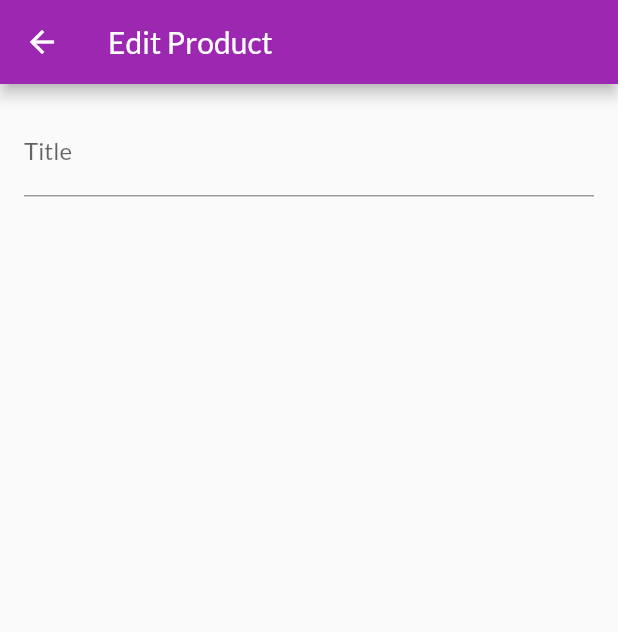
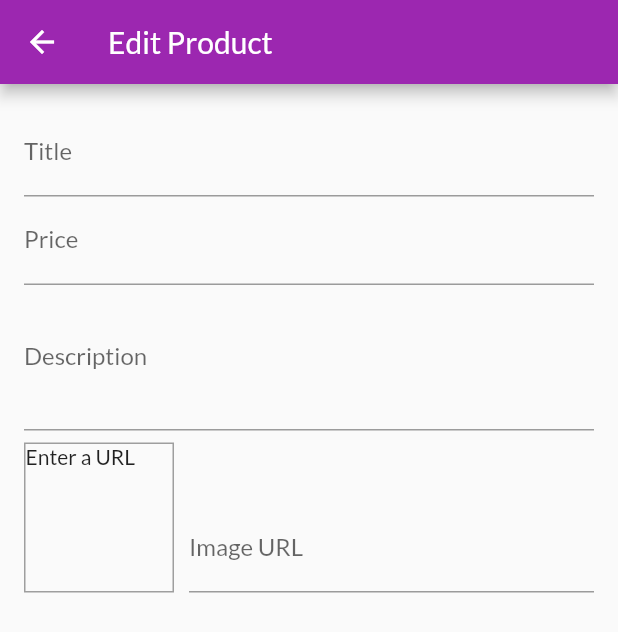
Before and after one commit to himangshuishere/Flutter, a Flutter app: the EditProductScreen screen opened by its route, on a phone screen of 412 x 824 dp. Shown: the top 632 px of the screen. Run offline on Flutter 3.47's test engine with Material 2 defaults, Android fonts, the phone set to English and light mode, and no system bars; statements that could not run were skipped.

Commit message:
Changes Done!
Added user input entry fields in the edit_product_screen.

The keyboard styles will change accordingly to the input fields.

Reworked in the image url field for an improved user experience.

```diff
--- a/shop_app/lib/screens/edit_product_screen.dart
+++ b/shop_app/lib/screens/edit_product_screen.dart
@@ -8,6 +8,33 @@ class EditProductScreen extends StatefulWidget {
 }
 
 class _EditProductScreenState extends State<EditProductScreen> {
+  final _priceFocusNode = FocusNode();
+  final _descriptionFocusNode = FocusNode();
+  final _imageUrlFocusNode = FocusNode();
+
+  final _imageUrlController = TextEditingController();
+
+  @override
+  void initState() {
+    _imageUrlFocusNode.addListener(_updateImageUrl);
+    super.initState();
+  }
+
+  void _updateImageUrl() {
+    if (!_imageUrlFocusNode.hasFocus) {
+      setState(() {});
+    }
+  }
+
+  @override
+  void dispose() {
+    _imageUrlFocusNode.removeListener(_updateImageUrl);
+    _priceFocusNode.dispose();
+    _descriptionFocusNode.dispose();
+    _imageUrlFocusNode.dispose();
+    super.dispose();
+  }
+
   @override
   Widget build(BuildContext context) {
     return Scaffold(
@@ -21,6 +48,59 @@ class _EditProductScreenState extends State<EditProductScreen> {
             TextFormField(
               decoration: InputDecoration(labelText: 'Title'),
               textInputAction: TextInputAction.next,
+              onFieldSubmitted: (_) {
+                FocusScope.of(context).requestFocus(_priceFocusNode);
+              },
+            ),
+            TextFormField(
+              decoration: InputDecoration(labelText: 'Price'),
+              textInputAction: TextInputAction.next,
+              keyboardType: TextInputType.number,
+              onFieldSubmitted: (_) {
+                FocusScope.of(context).requestFocus(_descriptionFocusNode);
+              },
+              focusNode: _priceFocusNode,
+            ),
+            TextFormField(
+              decoration: InputDecoration(labelText: 'Description'),
+              maxLines: 3,
+              textInputAction: TextInputAction.next,
+              keyboardType: TextInputType.multiline,
+              focusNode: _descriptionFocusNode,
+            ),
+            Row(
+              crossAxisAlignment: CrossAxisAlignment.end,
+              children: [
+                Container(
+                  width: 100,
+                  height: 100,
+                  margin: EdgeInsets.only(
+                    top: 8,
+                    right: 10,
+                  ),
+                  decoration: BoxDecoration(
+                    border: Border.all(
+                      width: 1,
+                      color: Colors.grey,
+                    ),
+                  ),
+                  child: _imageUrlController.text.isEmpty
+                      ? Text('Enter a URL')
+                      : FittedBox(
+                          child: Image.network(_imageUrlController.text),
+                          fit: BoxFit.contain,
+                        ),
+                ),
+                Expanded(
+                  child: TextFormField(
+                    decoration: InputDecoration(labelText: 'Image URL'),
+                    keyboardType: TextInputType.url,
+                    textInputAction: TextInputAction.done,
+                    controller: _imageUrlController,
+                    focusNode: _imageUrlFocusNode,
+                  ),
+                )
+              ],
             ),
           ]),
         ),
```
